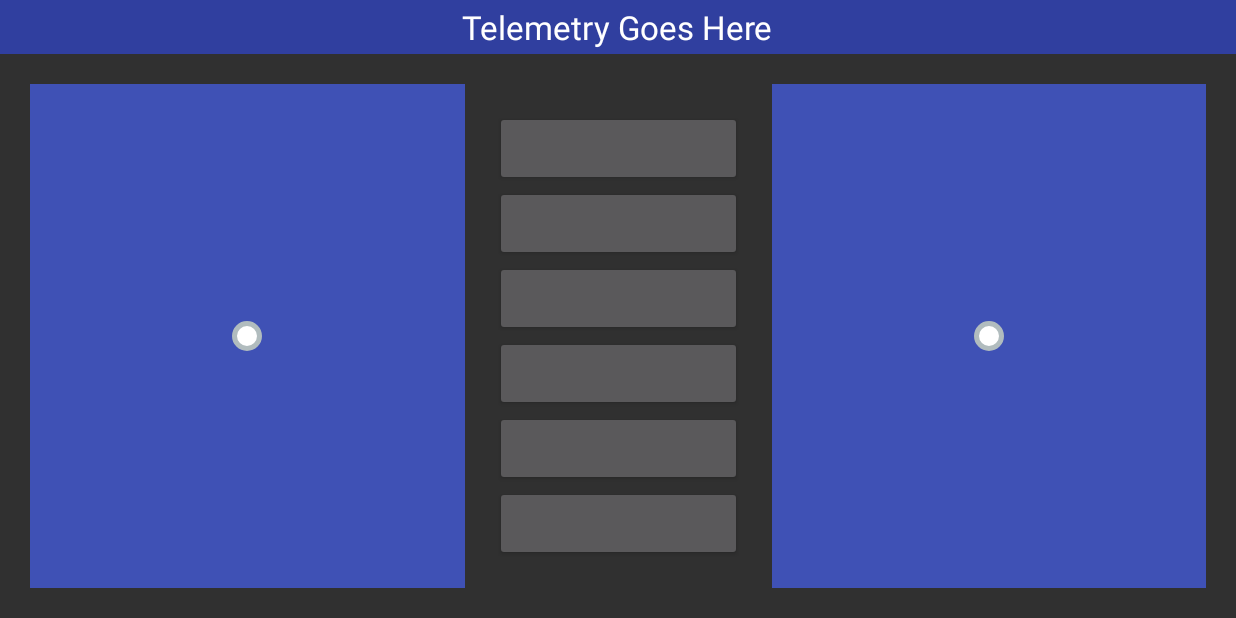
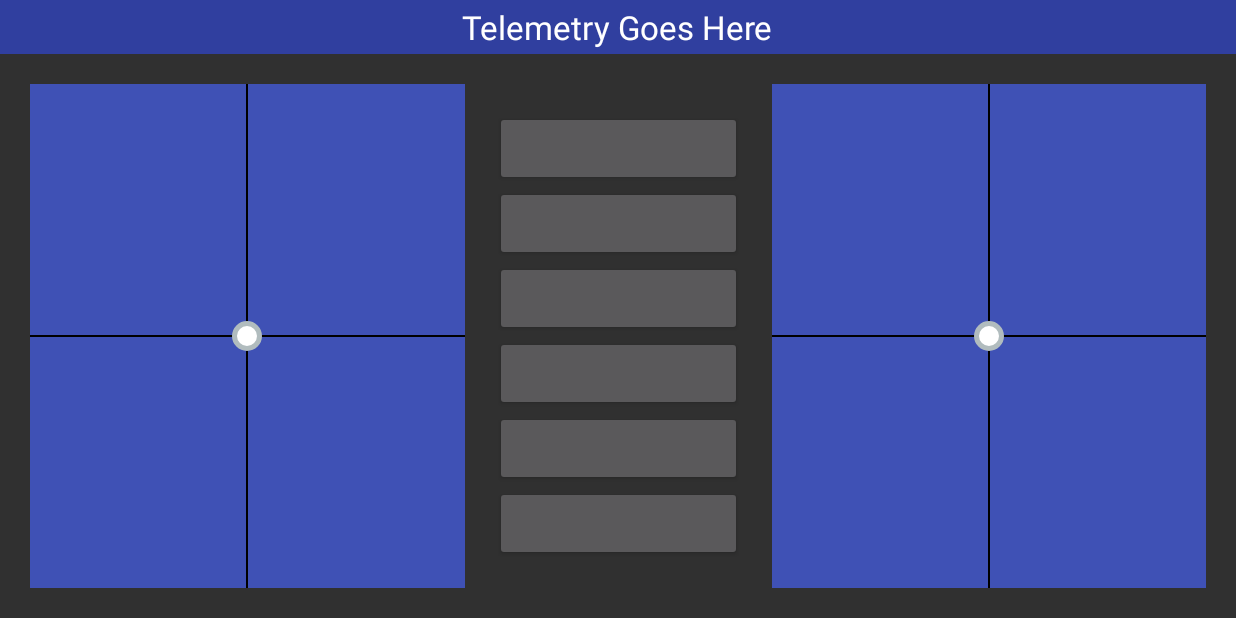
Before and after one commit to cameronfr/RobotRemote, an Android app: the ControllerActivity screen opened directly, with no data from a screen before it, on a phone screen of 824 x 412 dp (held sideways). Run offline under Robolectric (Android 15) with nearby library versions, the phone set to English and light mode, and no system bars.

Commit message:
added alignment lines to remote screen

```diff
--- a/app/src/main/res/layout/activity_controller.xml
+++ b/app/src/main/res/layout/activity_controller.xml
@@ -44,12 +44,26 @@
                 android:layout_gravity="center"
                 android:background="@color/blueColor">
 
+                <View
+                    android:layout_width="match_parent"
+                    android:layout_height="1dp"
+                    android:layout_gravity="center"
+                    android:background="@android:color/black" />
+
+                <View
+                    android:layout_width="1dp"
+                    android:layout_height="match_parent"
+                    android:layout_gravity="center"
+                    android:background="@android:color/black" />
+
                 <ImageView android:id="@+id/leftTouchPadMarker"
                     android:layout_width="30px"
                     android:layout_height="30px"
                     android:layout_gravity="center"
                     android:background="@drawable/dot"
                     android:adjustViewBounds="true" />
+
+
             </FrameLayout>
         </FrameLayout>
 
@@ -97,6 +111,18 @@
                 android:layout_gravity="center"
                 android:background="@color/blueColor">
 
+                <View
+                    android:layout_width="match_parent"
+                    android:layout_height="1dp"
+                    android:layout_gravity="center"
+                    android:background="@android:color/black" />
+
+                <View
+                    android:layout_width="1dp"
+                    android:layout_height="match_parent"
+                    android:layout_gravity="center"
+                    android:background="@android:color/black" />
+
                 <ImageView android:id="@+id/rightTouchPadMarker"
                     android:layout_width="30px"
                     android:layout_height="30px"
@@ -104,6 +130,8 @@
                     android:background="@drawable/dot"
                     android:adjustViewBounds="true" />
 
+
+
             </FrameLayout>
         </FrameLayout>
 
```
